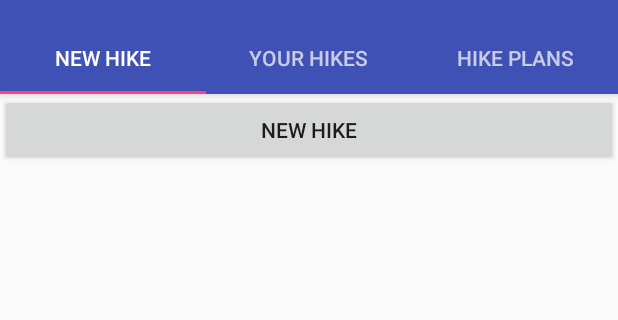
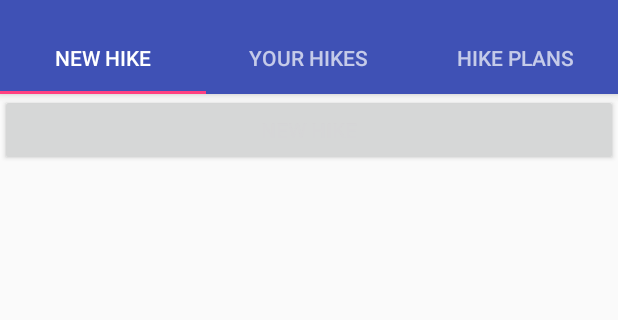
Before and after one commit to Ville2000/hike-mate, an Android app: the screen it shows after launch (MainActivity), on a phone screen of 412 x 824 dp, the part 62-382 px from its top. Run offline under Robolectric (Android 15) with nearby library versions, the phone set to English and light mode, and no system bars.

Commit message:
Add a color reference for textColor

```diff
--- a/app/src/main/res/values/styles.xml
+++ b/app/src/main/res/values/styles.xml
@@ -8,6 +8,7 @@
         <item name="colorPrimary">@color/colorPrimary</item>
         <item name="colorPrimaryDark">@color/colorPrimaryDark</item>
         <item name="colorAccent">@color/colorAccent</item>
+        <item name="android:textColor">@color/colorPrimaryText</item>
     </style>
 
 </resources>
```
